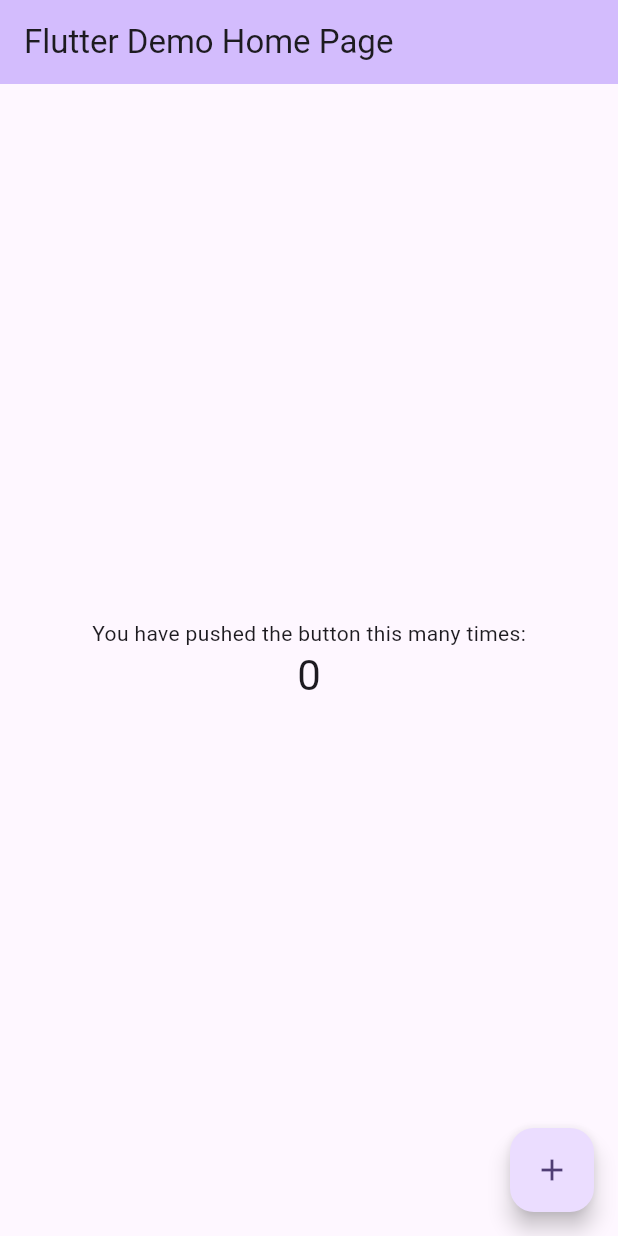
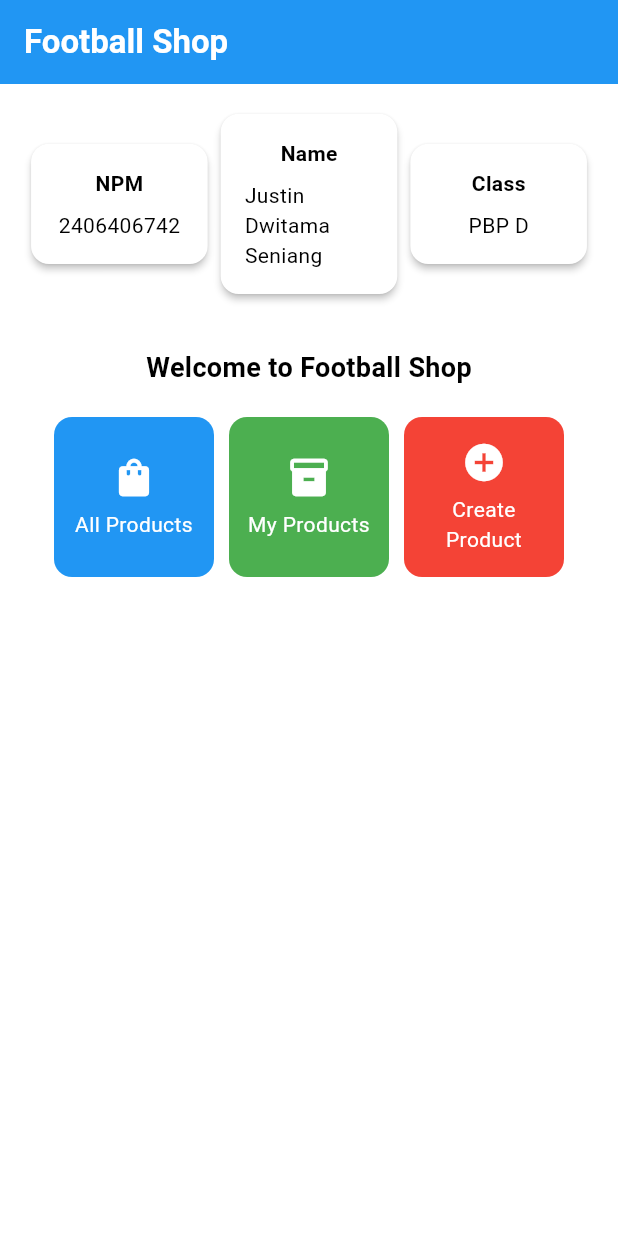
Before and after one commit to elcipeng/halomo-united-mobile, a Flutter app: the screen it shows after launch, on a phone screen of 412 x 824 dp. Run offline on Flutter 3.47's test engine with Material 3 defaults, Android fonts, the phone set to English and light mode, and no system bars.

Commit message:
menyelesaikan tugas 7

```diff
--- a/lib/main.dart
+++ b/lib/main.dart
@@ -1,4 +1,5 @@
 import 'package:flutter/material.dart';
+import 'package:halomo_united/menu.dart';
 
 void main() {
   runApp(const MyApp());
@@ -7,116 +8,17 @@
 class MyApp extends StatelessWidget {
   const MyApp({super.key});
 
-  // This widget is the root of your application.
   @override
   Widget build(BuildContext context) {
     return MaterialApp(
-      title: 'Flutter Demo',
+      title: 'Halomo United',
       theme: ThemeData(
-        // This is the theme of your application.
-        //
-        // TRY THIS: Try running your application with "flutter run". You'll see
-        // the application has a purple toolbar. Then, without quitting the app,
-        // try changing the seedColor in the colorScheme below to Colors.green
-        // and then invoke "hot reload" (save your changes or press the "hot
-        // reload" button in a Flutter-supported IDE, or press "r" if you used
-        // the command line to start the app).
-        //
-        // Notice that the counter didn't reset back to zero; the application
-        // state is not lost during the reload. To reset the state, use hot
-        // restart instead.
-        //
-        // This works for code too, not just values: Most code changes can be
-        // tested with just a hot reload.
-        colorScheme: ColorScheme.fromSeed(seedColor: Colors.deepPurple),
+        colorScheme: ColorScheme.fromSwatch(
+          primarySwatch: Colors.blue,
+        ).copyWith(secondary: Colors.blueAccent[400]),
+        useMaterial3: true,
       ),
-      home: const MyHomePage(title: 'Flutter Demo Home Page'),
+      home: MyHomePage(),
     );
   }
 }
-
-class MyHomePage extends StatefulWidget {
-  const MyHomePage({super.key, required this.title});
-
-  // This widget is the home page of your application. It is stateful, meaning
-  // that it has a State object (defined below) that contains fields that affect
-  // how it looks.
-
-  // This class is the configuration for the state. It holds the values (in this
-  // case the title) provided by the parent (in this case the App widget) and
-  // used by the build method of the State. Fields in a Widget subclass are
-  // always marked "final".
-
-  final String title;
-
-  @override
-  State<MyHomePage> createState() => _MyHomePageState();
-}
-
-class _MyHomePageState extends State<MyHomePage> {
-  int _counter = 0;
-
-  void _incrementCounter() {
-    setState(() {
-      // This call to setState tells the Flutter framework that something has
-      // changed in this State, which causes it to rerun the build method below
-      // so that the display can reflect the updated values. If we changed
-      // _counter without calling setState(), then the build method would not be
-      // called again, and so nothing would appear to happen.
-      _counter++;
-    });
-  }
-
-  @override
-  Widget build(BuildContext context) {
-    // This method is rerun every time setState is called, for instance as done
-    // by the _incrementCounter method above.
-    //
-    // The Flutter framework has been optimized to make rerunning build methods
-    // fast, so that you can just rebuild anything that needs updating rather
-    // than having to individually change instances of widgets.
-    return Scaffold(
-      appBar: AppBar(
-        // TRY THIS: Try changing the color here to a specific color (to
-        // Colors.amber, perhaps?) and trigger a hot reload to see the AppBar
-        // change color while the other colors stay the same.
-        backgroundColor: Theme.of(context).colorScheme.inversePrimary,
-        // Here we take the value from the MyHomePage object that was created by
-        // the App.build method, and use it to set our appbar title.
-        title: Text(widget.title),
-      ),
-      body: Center(
-        // Center is a layout widget. It takes a single child and positions it
-        // in the middle of the parent.
-        child: Column(
-          // Column is also a layout widget. It takes a list of children and
-          // arranges them vertically. By default, it sizes itself to fit its
-          // children horizontally, and tries to be as tall as its parent.
-          //
-          // Column has various properties to control how it sizes itself and
-          // how it positions its children. Here we use mainAxisAlignment to
-          // center the children vertically; the main axis here is the vertical
-          // axis because Columns are vertical (the cross axis would be
-          // horizontal).
-          //
-          // TRY THIS: Invoke "debug painting" (choose the "Toggle Debug Paint"
-          // action in the IDE, or press "p" in the console), to see the
-          // wireframe for each widget.
-          mainAxisAlignment: MainAxisAlignment.center,
-          children: <Widget>[
-            const Text('You have pushed the button this many times:'),
-            Text(
-              '$_counter',
-              style: Theme.of(context).textTheme.headlineMedium,
-            ),
-          ],
-        ),
-      ),
-      floatingActionButton: FloatingActionButton(
-        onPressed: _incrementCounter,
-        tooltip: 'Increment',
-        child: const Icon(Icons.add),
-      ), // This trailing comma makes auto-formatting nicer for build methods.
-    );
-  }
-}
--- /dev/null
+++ b/lib/menu.dart
@@ -0,0 +1,157 @@
+import 'package:flutter/material.dart';
+
+class MyHomePage extends StatelessWidget {
+  MyHomePage({super.key});
+
+  final String npm = '2406406742';
+  final String name = 'Justin Dwitama Seniang';
+  final String className = 'PBP D';
+
+  final List<ItemHomepage> items = [
+    ItemHomepage("All Products", Icons.shopping_bag, Colors.blue),
+    ItemHomepage("My Products", Icons.inventory, Colors.green),
+    ItemHomepage("Create Product", Icons.add_circle, Colors.red),
+  ];
+
+  @override
+  Widget build(BuildContext context) {
+    return Scaffold(
+      appBar: AppBar(
+        title: const Text(
+          'Football Shop',
+          style: TextStyle(
+            color: Colors.white,
+            fontWeight: FontWeight.bold,
+          ),
+        ),
+        backgroundColor: Theme.of(context).colorScheme.primary,
+      ),
+      body: Padding(
+        padding: const EdgeInsets.all(16.0),
+        child: Column(
+          crossAxisAlignment: CrossAxisAlignment.center,
+          children: [
+            Row(
+              mainAxisAlignment: MainAxisAlignment.spaceEvenly,
+              children: [
+                InfoCard(title: 'NPM', content: npm),
+                InfoCard(title: 'Name', content: name),
+                InfoCard(title: 'Class', content: className),
+              ],
+            ),
+            const SizedBox(height: 16.0),
+            Center(
+              child: Column(
+                children: [
+                  const Padding(
+                    padding: EdgeInsets.only(top: 16.0),
+                    child: Text(
+                      'Welcome to Football Shop',
+                      style: TextStyle(
+                        fontWeight: FontWeight.bold,
+                        fontSize: 18.0,
+                      ),
+                    ),
+                  ),
+                  GridView.count(
+                    primary: true,
+                    padding: const EdgeInsets.all(20),
+                    crossAxisSpacing: 10,
+                    mainAxisSpacing: 10,
+                    crossAxisCount: 3,
+                    shrinkWrap: true,
+                    children: items.map((ItemHomepage item) {
+                      return ItemCard(item);
+                    }).toList(),
+                  ),
+                ],
+              ),
+            ),
+          ],
+        ),
+      ),
+    );
+  }
+}
+
+class InfoCard extends StatelessWidget {
+  final String title;
+  final String content;
+
+  const InfoCard({super.key, required this.title, required this.content});
+
+  @override
+  Widget build(BuildContext context) {
+    return Card(
+      elevation: 2.0,
+      child: Container(
+        width: MediaQuery.of(context).size.width / 3.5,
+        padding: const EdgeInsets.all(16.0),
+        child: Column(
+          children: [
+            Text(
+              title,
+              style: const TextStyle(fontWeight: FontWeight.bold),
+            ),
+            const SizedBox(height: 8.0),
+            Text(content),
+          ],
+        ),
+      ),
+    );
+  }
+}
+
+class ItemHomepage {
+  final String name;
+  final IconData icon;
+  final Color color;
+
+  ItemHomepage(this.name, this.icon, this.color);
+}
+
+class ItemCard extends StatelessWidget {
+  final ItemHomepage item;
+
+  const ItemCard(this.item, {super.key});
+
+  @override
+  Widget build(BuildContext context) {
+    return Material(
+      color: item.color,
+      borderRadius: BorderRadius.circular(12),
+      child: InkWell(
+        onTap: () {
+          ScaffoldMessenger.of(context)
+            ..hideCurrentSnackBar()
+            ..showSnackBar(
+              SnackBar(
+                content: Text("Kamu telah menekan tombol ${item.name}"),
+              ),
+            );
+        },
+        child: Container(
+          padding: const EdgeInsets.all(8),
+          child: Center(
+            child: Column(
+              mainAxisAlignment: MainAxisAlignment.center,
+              children: [
+                Icon(
+                  item.icon,
+                  color: Colors.white,
+                  size: 30.0,
+                ),
+                const Padding(padding: EdgeInsets.all(3)),
+                Text(
+                  item.name,
+                  textAlign: TextAlign.center,
+                  style: const TextStyle(color: Colors.white),
+                ),
+              ],
+            ),
+          ),
+        ),
+      ),
+    );
+  }
+}
```
Also changed, not shown: 1 other file.
